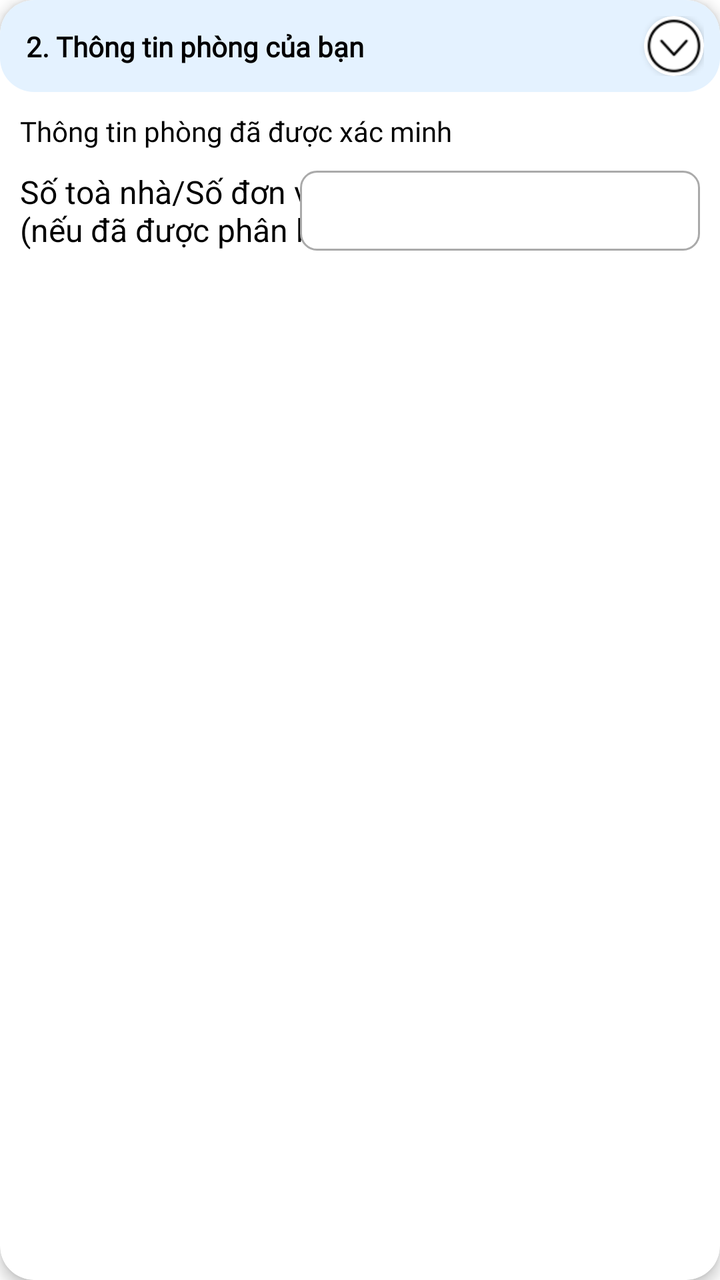
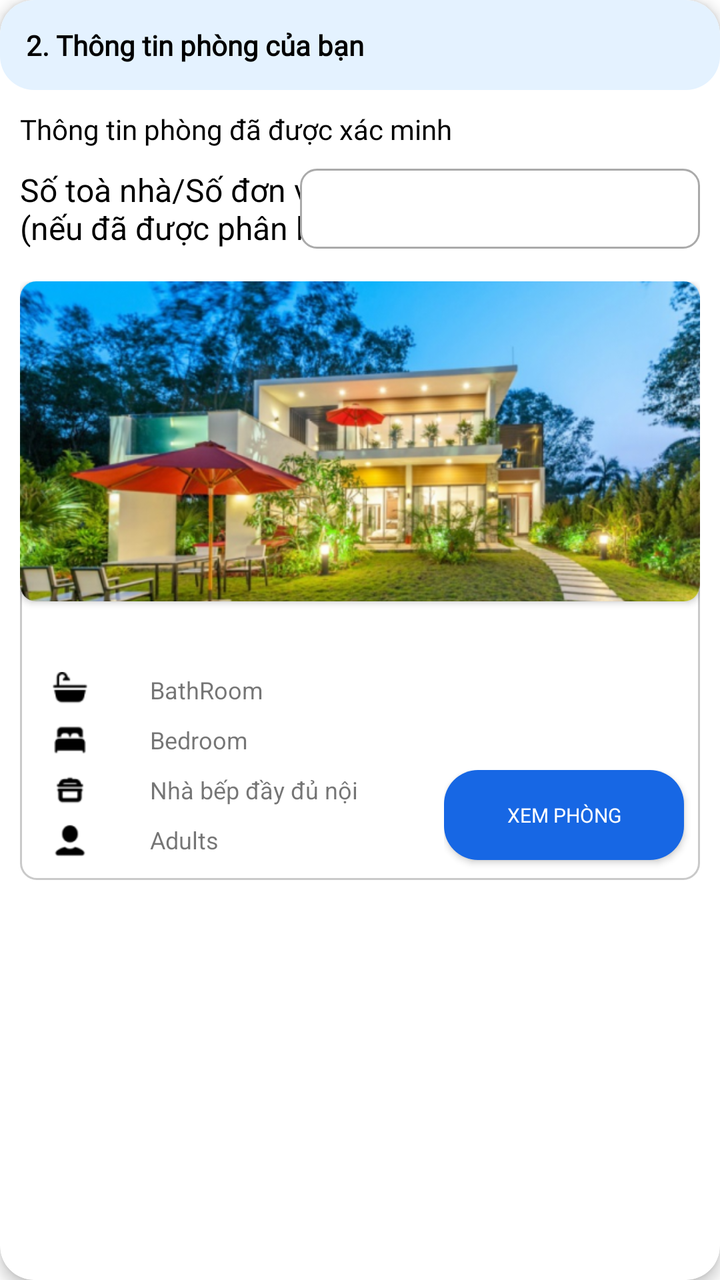

Before-and-after screenshots of an Android layout around one commit, followed by the original layout XML and the change that was made.
<!-- AndroidManifest.xml: application theme Base.Theme.TEPTimeshareExchangePlatform -->
<!-- res/layout/include_yes_distribution.xml -->
<?xml version="1.0" encoding="utf-8"?>
<com.google.android.material.card.MaterialCardView xmlns:android="http://schemas.android.com/apk/res/android"
    xmlns:app="http://schemas.android.com/apk/res-auto"
    xmlns:tools="http://schemas.android.com/tools"
    android:id="@+id/crl_content_unit_type"
    android:layout_width="match_parent"
    android:layout_height="wrap_content"
    android:background="@color/white"
    android:visibility="visible"
    app:cardCornerRadius="17dp"
    app:cardElevation="4dp"
    app:layout_constraintEnd_toEndOf="parent"
    app:layout_constraintStart_toStartOf="parent"
    app:layout_constraintTop_toTopOf="parent">

    <androidx.constraintlayout.widget.ConstraintLayout
        android:layout_width="match_parent"
        android:layout_height="wrap_content">

        
        <androidx.constraintlayout.widget.ConstraintLayout
            android:id="@+id/crl_unit_type_info"
            android:layout_width="match_parent"
            android:layout_height="wrap_content"
            android:background="@drawable/ripple_effect_white"
            android:backgroundTint="@color/blue_header_section"
            android:padding="8dp"
            app:layout_constraintEnd_toEndOf="parent"
            app:layout_constraintHorizontal_bias="0.5"
            app:layout_constraintStart_toStartOf="parent"
            app:layout_constraintTop_toTopOf="parent">


            <androidx.cardview.widget.CardView
                android:id="@+id/cardView"
                android:layout_width="30dp"
                android:layout_height="30dp"
                app:cardCornerRadius="100dp"
                app:layout_constraintEnd_toEndOf="parent"
                app:layout_constraintTop_toTopOf="parent">

                <ImageView
                    android:id="@+id/im_expanded"
                    android:layout_width="match_parent"
                    android:layout_height="match_parent"
                    android:scaleType="fitXY"
                    android:src="@drawable/ic_expend" />
            </androidx.cardview.widget.CardView>

            <TextView
                android:id="@+id/titleTv"
                android:layout_width="wrap_content"
                android:layout_height="match_parent"
                android:fontFamily="@font/inter_medium"
                android:maxWidth="300dp"
                android:padding="5dp"
                android:text="2. Thông tin phòng của bạn"
                android:textColor="@color/black"
                android:textSize="14sp"
                android:textStyle="bold"
                app:layout_constraintBottom_toBottomOf="parent"
                app:layout_constraintStart_toStartOf="parent"
                app:layout_constraintTop_toTopOf="parent" />
        </androidx.constraintlayout.widget.ConstraintLayout>

        
        <LinearLayout
            android:layout_width="0dp"
            android:layout_height="wrap_content"
            android:orientation="vertical"
            android:padding="10dp"
            android:visibility="visible"
            app:layout_constraintEnd_toEndOf="parent"
            app:layout_constraintStart_toStartOf="parent"
            app:layout_constraintTop_toBottomOf="@id/crl_unit_type_info">


            
            <TextView
                android:layout_width="wrap_content"
                android:layout_height="wrap_content"
                android:fontFamily="@font/inter_bold"
                android:text="Thông tin phòng đã được xác minh"
                android:textColor="@color/black"
                android:textSize="14sp" />


            
            <androidx.constraintlayout.widget.ConstraintLayout
                android:layout_width="match_parent"
                android:layout_height="wrap_content"
                android:layout_marginTop="10dp"
                android:layout_marginBottom="16dp"
                android:orientation="horizontal">

                <TextView
                    android:id="@+id/textView11"
                    android:layout_width="0dp"
                    android:layout_height="wrap_content"
                    android:layout_gravity="center_vertical"
                    android:text="Số toà nhà/Số đơn vị \n(nếu đã được phân bổ)"
                    android:textColor="@color/black"
                    android:textSize="16sp"
                    app:layout_constraintBottom_toBottomOf="parent"
                    app:layout_constraintStart_toStartOf="parent"
                    app:layout_constraintTop_toTopOf="parent" />


                <Spinner
                    android:id="@+id/sp_unit_type"
                    style="@style/CustomSpinner"
                    android:layout_width="200dp"
                    android:layout_height="40dp"
                    android:layout_gravity="center"
                    android:spinnerMode="dropdown"
                    app:layout_constraintBottom_toBottomOf="parent"
                    app:layout_constraintEnd_toEndOf="parent"
                    app:layout_constraintTop_toTopOf="parent"
                    tools:listitem="@layout/support_simple_spinner_dropdown_item" />
            </androidx.constraintlayout.widget.ConstraintLayout>

            
            <androidx.recyclerview.widget.RecyclerView
                android:id="@+id/rv_unit_type"
                android:layout_width="match_parent"
                android:layout_height="wrap_content"
                android:nestedScrollingEnabled="false" />
        </LinearLayout>

    </androidx.constraintlayout.widget.ConstraintLayout>

</com.google.android.material.card.MaterialCardView>
<!-- resources referenced by this layout -->
<resources>
  <color name="black">#FF000000</color>
  <color name="blue_header_section">#E4F2FF</color>
  <color name="white">#FFFFFFFF</color>
  <!-- drawable ic_expend: png bitmap (drawable, 1194 bytes) -->
  <!-- drawable ripple_effect_white (drawable) -->
  <?xml version="1.0" encoding="utf-8"?>
  <ripple xmlns:android="http://schemas.android.com/apk/res/android"
      android:color="?android:attr/colorControlHighlight">
      <item>
          <shape android:shape="rectangle">
              <corners android:radius="17dp"></corners>
              <solid android:color="@color/gray_light_background"></solid>
          </shape>
      </item>
  </ripple>
  <style name="CustomSpinner" parent="Widget.AppCompat.Spinner.Underlined">
          <item name="android:background">@drawable/spinner_background</item>
          <item name="android:padding">10dp</item>
          <item name="android:textSize">16sp</item>
      </style>
  <style name="Base.Theme.TEPTimeshareExchangePlatform" parent="Theme.MaterialComponents.DayNight.NoActionBar">
          <item name="android:statusBarColor">@color/white</item>
          <item name="android:windowLightStatusBar">true
          </item> 
      </style>
  <color name="gray_light_background">#EDF2F6</color>
  <!-- drawable spinner_background (drawable) -->
  <?xml version="1.0" encoding="utf-8"?>
  <shape xmlns:android="http://schemas.android.com/apk/res/android">
      <solid android:color="@android:color/white" />
      <corners android:radius="8dp" />
      <stroke
          android:width="1dp"
          android:color="@android:color/darker_gray" />
  </shape>
</resources>

<!-- the commit's change to res/layout/include_yes_distribution.xml (unified diff, before → after) -->
@@ -1,5 +1,6 @@
 <?xml version="1.0" encoding="utf-8"?>
-<com.google.android.material.card.MaterialCardView xmlns:android="http://schemas.android.com/apk/res/android"
+<com.google.android.material.card.MaterialCardView
+    xmlns:android="http://schemas.android.com/apk/res/android"
     xmlns:app="http://schemas.android.com/apk/res-auto"
     xmlns:tools="http://schemas.android.com/tools"
     android:id="@+id/crl_content_unit_type"
@@ -30,22 +31,6 @@
             app:layout_constraintStart_toStartOf="parent"
             app:layout_constraintTop_toTopOf="parent">
 
-
-            <androidx.cardview.widget.CardView
-                android:id="@+id/cardView"
-                android:layout_width="30dp"
-                android:layout_height="30dp"
-                app:cardCornerRadius="100dp"
-                app:layout_constraintEnd_toEndOf="parent"
-                app:layout_constraintTop_toTopOf="parent">
-
-                <ImageView
-                    android:id="@+id/im_expanded"
-                    android:layout_width="match_parent"
-                    android:layout_height="match_parent"
-                    android:scaleType="fitXY"
-                    android:src="@drawable/ic_expend" />
-            </androidx.cardview.widget.CardView>
 
             <TextView
                 android:id="@+id/titleTv"
@@ -64,13 +49,17 @@
         </androidx.constraintlayout.widget.ConstraintLayout>
 
         
+
+
         <LinearLayout
+            android:id="@+id/linearLayout19"
             android:layout_width="0dp"
             android:layout_height="wrap_content"
             android:orientation="vertical"
             android:padding="10dp"
             android:visibility="visible"
             app:layout_constraintEnd_toEndOf="parent"
+            app:layout_constraintHorizontal_bias="0.0"
             app:layout_constraintStart_toStartOf="parent"
             app:layout_constraintTop_toBottomOf="@id/crl_unit_type_info">
 
@@ -124,9 +113,332 @@
                 android:id="@+id/rv_unit_type"
                 android:layout_width="match_parent"
                 android:layout_height="wrap_content"
-                android:nestedScrollingEnabled="false" />
+                android:nestedScrollingEnabled="false"
+                android:visibility="gone" />
+
+
+            <include
+                android:id="@+id/include_item_unit_type"
+                layout="@layout/item_resort_room_type"
+                android:layout_width="match_parent"
+                android:layout_height="wrap_content"
+                android:visibility="visible" />
+
+
         </LinearLayout>
 
+        <LinearLayout
+            android:id="@+id/ll_processbar"
+            android:visibility="gone"
+            android:layout_width="0dp"
+            android:layout_height="0dp"
+            android:gravity="center"
+            android:background="@color/primary_background_F9"
+            app:layout_constraintBottom_toBottomOf="parent"
+            app:layout_constraintEnd_toEndOf="parent"
+            app:layout_constraintStart_toStartOf="parent"
+            app:layout_constraintTop_toTopOf="parent">
+
+            <ProgressBar
+                android:id="@+id/progressBar"
+                android:indeterminate="true"
+                android:layout_width="50dp"
+                android:layout_height="50dp">
+
+            </ProgressBar>
+
+
+        </LinearLayout>
+
     </androidx.constraintlayout.widget.ConstraintLayout>
 
 </com.google.android.material.card.MaterialCardView>
+<!-- res/layout/item_resort_room_type.xml (included above) -->
+<?xml version="1.0" encoding="utf-8"?>
+<androidx.constraintlayout.widget.ConstraintLayout
+    xmlns:android="http://schemas.android.com/apk/res/android"
+    xmlns:app="http://schemas.android.com/apk/res-auto"
+    xmlns:tools="http://schemas.android.com/tools"
+    android:background="@drawable/background_stroke_around"
+    android:layout_marginBottom="20dp"
+    android:layout_width="match_parent"
+    android:layout_height="300dp">
+    
+    <androidx.cardview.widget.CardView
+        android:id="@+id/cardView2"
+        android:layout_width="match_parent"
+        android:layout_height="160dp"
+        app:cardCornerRadius="8dp"
+        app:layout_constraintEnd_toEndOf="parent"
+        app:layout_constraintStart_toStartOf="parent"
+        app:layout_constraintTop_toTopOf="parent">
+
+        <ImageView
+            android:id="@+id/im_room_type_image"
+            android:layout_width="match_parent"
+            android:layout_height="match_parent"
+            android:scaleType="centerCrop"
+            android:src="@drawable/im_material_resort" />
+    </androidx.cardview.widget.CardView>
+
+    
+    <androidx.constraintlayout.widget.ConstraintLayout
+        android:id="@+id/constraintLayout"
+        android:layout_width="match_parent"
+        android:layout_height="wrap_content"
+        android:paddingStart="5dp"
+        android:paddingTop="5dp"
+        android:paddingEnd="5dp"
+        android:paddingBottom="10dp"
+        app:layout_constraintEnd_toEndOf="parent"
+        app:layout_constraintHorizontal_bias="0.0"
+        app:layout_constraintStart_toStartOf="parent"
+        app:layout_constraintTop_toBottomOf="@+id/cardView2">
+        
+        <TextView
+            android:id="@+id/tv_room_name"
+            android:layout_width="match_parent"
+            android:layout_height="wrap_content"
+            android:layout_marginStart="5dp"
+            android:fontFamily="@font/inter_bold"
+            android:maxLines="1"
+            android:textColor="@color/black"
+            android:textSize="18dp"
+            app:layout_constraintEnd_toEndOf="parent"
+            app:layout_constraintStart_toStartOf="parent"
+            app:layout_constraintTop_toTopOf="parent" />
+
+        
+        <LinearLayout
+            android:id="@+id/linearLayout2"
+            android:layout_width="match_parent"
+            android:layout_height="wrap_content"
+            android:layout_marginStart="5dp"
+            android:layout_marginEnd="150dp"
+            android:orientation="vertical"
+            app:layout_constraintStart_toStartOf="parent"
+            app:layout_constraintTop_toBottomOf="@+id/tv_room_name">
+
+            
+            <LinearLayout
+                android:layout_width="match_parent"
+                android:layout_height="wrap_content"
+                android:layout_marginTop="5dp"
+                android:gravity="center|left"
+                android:minHeight="20dp"
+                android:orientation="horizontal">
+
+                <ImageView
+                    android:layout_width="30dp"
+                    android:layout_height="20dp"
+                    android:layout_marginEnd="10dp"
+                    android:src="@drawable/ic_bathtub" />
+
+                <TextView
+                    android:id="@+id/tv_num_bathroom"
+                    android:layout_width="wrap_content"
+                    android:layout_height="wrap_content"
+                    android:layout_marginEnd="10dp"
+                    android:fontFamily="@font/inter_semibold"
+
+                    android:textSize="14dp" />
+
+                <TextView
+                    android:id="@+id/tv_bathroom"
+                    android:layout_width="match_parent"
+                    android:layout_height="wrap_content"
+                    android:layout_marginStart="5dp"
+                    android:gravity="center|left"
+                    android:maxLines="1"
+                    android:text="@string/bath"
+                    android:textSize="12dp" />
+            </LinearLayout>
+
+            
+            <LinearLayout
+                android:layout_width="match_parent"
+                android:layout_height="wrap_content"
+                android:layout_marginTop="5dp"
+                android:gravity="center|left"
+                android:minHeight="20dp"
+                android:orientation="horizontal">
+
+                <ImageView
+                    android:layout_width="30dp"
+                    android:layout_height="20dp"
+                    android:layout_marginEnd="10dp"
+                    android:src="@drawable/ic_bedroom" />
+
+                <TextView
+                    android:id="@+id/tv_num_bed"
+                    android:layout_width="wrap_content"
+                    android:layout_height="wrap_content"
+                    android:layout_marginEnd="10dp"
+                    android:fontFamily="@font/inter_semibold"
+                    android:textSize="14dp" />
+
+                <TextView
+                    android:id="@+id/tv_bed"
+                    android:layout_width="match_parent"
+                    android:layout_height="wrap_content"
+                    android:layout_marginStart="5dp"
+                    android:gravity="center|left"
+                    android:maxLines="1"
+                    android:text="@string/bed"
+                    android:textSize="12dp" />
+            </LinearLayout>
+
+            
+            <LinearLayout
+                android:layout_width="match_parent"
+                android:layout_height="wrap_content"
+                android:layout_marginTop="5dp"
+                android:gravity="center|left"
+                android:minHeight="20dp"
+                android:orientation="horizontal">
+
+                <ImageView
+                    android:layout_width="30dp"
+                    android:layout_height="20dp"
+                    android:layout_marginEnd="10dp"
+                    android:src="@drawable/ic_kitchen" />
+
+                <TextView
+                    android:id="@+id/tv_num_kitchen"
+                    android:layout_width="wrap_content"
+                    android:layout_height="wrap_content"
+                    android:layout_marginEnd="10dp"
+                    android:fontFamily="@font/inter_semibold"
+                    android:textSize="14dp" />
+
+                <TextView
+                    android:id="@+id/tv_kitchen"
+                    android:layout_width="match_parent"
+                    android:layout_height="wrap_content"
+                    android:layout_marginStart="5dp"
+                    android:gravity="center|left"
+                    android:maxLines="1"
+                    android:text="Nhà bếp đầy đủ nội thất"
+                    android:textSize="12dp" />
+            </LinearLayout>
+
+            
+            <LinearLayout
+                android:layout_width="match_parent"
+                android:layout_height="wrap_content"
+                android:layout_marginTop="5dp"
+                android:gravity="center|left"
+                android:minHeight="20dp"
+                android:orientation="horizontal">
+
+                <ImageView
+                    android:layout_width="30dp"
+                    android:layout_height="20dp"
+                    android:layout_marginEnd="10dp"
+                    android:src="@drawable/ic_person" />
+
+                <TextView
+                    android:id="@+id/tv_num_person"
+                    android:layout_width="wrap_content"
+                    android:layout_height="wrap_content"
+                    android:layout_marginEnd="10dp"
+                    android:fontFamily="@font/inter_semibold"
+                    android:textSize="14dp" />
+
+                <TextView
+                    android:layout_width="match_parent"
+                    android:layout_height="wrap_content"
+                    android:layout_marginStart="5dp"
+                    android:gravity="center|left"
+                    android:maxLines="1"
+                    android:text="@string/adult"
+                    android:textSize="12dp" />
+            </LinearLayout>
+
+
+        </LinearLayout>
+
+        
+        <LinearLayout
+            android:id="@+id/llAmennities"
+            android:visibility="gone"
+            android:layout_width="wrap_content"
+            android:layout_height="wrap_content"
+            android:orientation="horizontal"
+            app:layout_constraintEnd_toEndOf="parent"
+            app:layout_constraintTop_toBottomOf="@+id/tv_room_name">
+
+            <ImageView
+                android:layout_width="20dp"
+                android:layout_height="20dp"
+                android:layout_marginEnd="10dp"
+                android:src="@drawable/ic_wifi" />
+
+            <ImageView
+                android:layout_width="20dp"
+                android:layout_height="20dp"
+                android:layout_marginEnd="10dp"
+                android:src="@drawable/ic_pet" />
+
+            <ImageView
+                android:layout_width="20dp"
+                android:layout_height="20dp"
+                android:layout_marginEnd="10dp"
+                android:src="@drawable/ic_smoing" />
+
+        </LinearLayout>
+
+
+    </androidx.constraintlayout.widget.ConstraintLayout>
+
+
+    
+    <androidx.constraintlayout.widget.ConstraintLayout
+        android:id="@+id/crlResortPrice"
+        android:layout_width="wrap_content"
+        android:layout_height="wrap_content"
+        android:orientation="horizontal"
+        app:layout_constraintBottom_toBottomOf="parent"
+        app:layout_constraintEnd_toEndOf="parent">
+
+
+        
+        <androidx.appcompat.widget.AppCompatButton
+            android:id="@+id/btn_view_room"
+            android:layout_width="120dp"
+            android:layout_height="45dp"
+            android:layout_marginEnd="8dp"
+            android:layout_marginBottom="10dp"
+            android:background="@drawable/ripple_effect_white"
+            android:backgroundTint="@color/blue_btn_search"
+            android:fontFamily="@font/inter_semibold"
+            android:text="Xem Phòng"
+            android:textColor="@color/white"
+            android:textSize="10dp"
+            app:layout_constraintBottom_toBottomOf="parent"
+            app:layout_constraintEnd_toEndOf="parent">
+
+        </androidx.appcompat.widget.AppCompatButton>
+
+
+        <TextView
+            android:id="@+id/tv_price"
+            android:visibility="gone"
+            android:layout_width="wrap_content"
+            android:layout_height="wrap_content"
+            android:fontFamily="@font/inter_extrabold"
+            android:gravity="center|left"
+            android:text="1,300.000 VND "
+            android:textColor="@color/blue_full"
+            android:textSize="14dp"
+            app:layout_constraintBottom_toTopOf="@+id/btn_view_room"
+            app:layout_constraintEnd_toEndOf="parent"
+            app:layout_constraintStart_toStartOf="parent" />
+
+    </androidx.constraintlayout.widget.ConstraintLayout>
+
+
+
+
+
+</androidx.constraintlayout.widget.ConstraintLayout>
<!-- resource entries referenced after the edit -->
@@ -1,9 +1,28 @@
 <!-- resources referenced by this layout -->
 <resources>
   <color name="black">#FF000000</color>
+  <color name="blue_btn_search">#1767E4</color>
+  <color name="blue_full">#007EF2</color>
   <color name="blue_header_section">#E4F2FF</color>
+  <color name="primary_background_F9">#BFEDF2F6</color>
   <color name="white">#FFFFFFFF</color>
-  <!-- drawable ic_expend: png bitmap (drawable, 1194 bytes) -->
+  <!-- drawable background_stroke_around (drawable) -->
+  <?xml version="1.0" encoding="utf-8"?>
+  <shape xmlns:android="http://schemas.android.com/apk/res/android"
+      android:shape="rectangle"
+      >
+      <stroke android:width="1dp" android:color="@color/primary_background"/>
+      <corners android:radius="8dp"/>
+  
+  </shape>
+  <!-- drawable ic_bathtub: png bitmap (drawable, 554 bytes) -->
+  <!-- drawable ic_bedroom: png bitmap (drawable, 494 bytes) -->
+  <!-- drawable ic_kitchen: png bitmap (drawable, 525 bytes) -->
+  <!-- drawable ic_person: png bitmap (drawable, 633 bytes) -->
+  <!-- drawable ic_pet: png bitmap (drawable, 5543 bytes) -->
+  <!-- drawable ic_smoing: png bitmap (drawable, 3409 bytes) -->
+  <!-- drawable ic_wifi: png bitmap (drawable, 6485 bytes) -->
+  <!-- drawable im_material_resort: png bitmap (drawable, 362643 bytes) -->
   <!-- drawable ripple_effect_white (drawable) -->
   <?xml version="1.0" encoding="utf-8"?>
   <ripple xmlns:android="http://schemas.android.com/apk/res/android"
@@ -15,6 +34,12 @@
           </shape>
       </item>
   </ripple>
+  <string name="adult">Adults</string>
+  <string name="bath">BathRoom</string>
+  <string name="bed">Bedroom</string>
+  
+  
+      // Bottom Sheet Dialog
   <style name="CustomSpinner" parent="Widget.AppCompat.Spinner.Underlined">
           <item name="android:background">@drawable/spinner_background</item>
           <item name="android:padding">10dp</item>
@@ -25,6 +50,7 @@
           <item name="android:windowLightStatusBar">true
           </item> 
       </style>
+  <color name="primary_background">#C9C9C9</color>
   <color name="gray_light_background">#EDF2F6</color>
   <!-- drawable spinner_background (drawable) -->
   <?xml version="1.0" encoding="utf-8"?>
